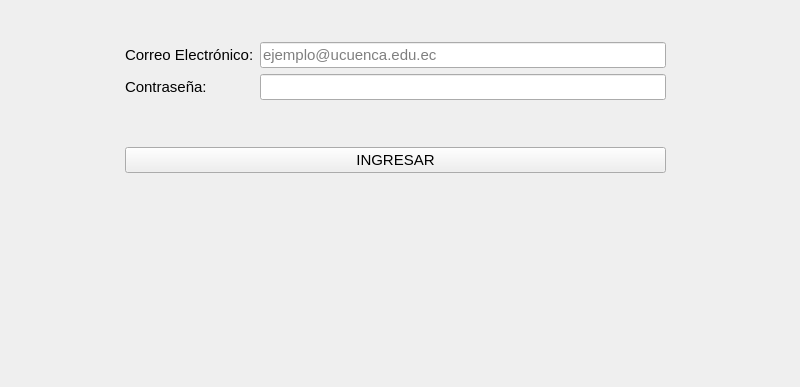
The window that src/views/ui/frm_login.ui (LeonardoByte/ucuenca-practicas-preprofesionales-py) describes before a commit, drawn with Qt 5; both pictures show x 0 to 800 and y 213 to 600 of the 800 by 600 pixel window.
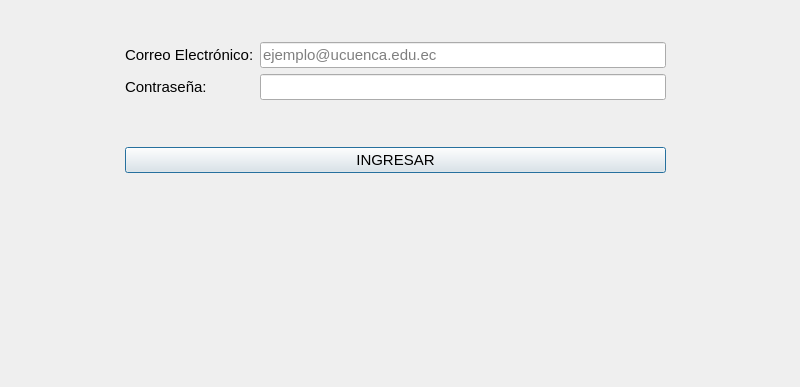
The same window after the commit.

```diff
--- a/src/views/ui/frm_login.ui
+++ b/src/views/ui/frm_login.ui
@@ -124,6 +124,12 @@
       <property name="text">
        <string>INGRESAR</string>
       </property>
+      <property name="autoDefault">
+       <bool>true</bool>
+      </property>
+      <property name="default">
+       <bool>true</bool>
+      </property>
      </widget>
     </item>
    </layout>
```
